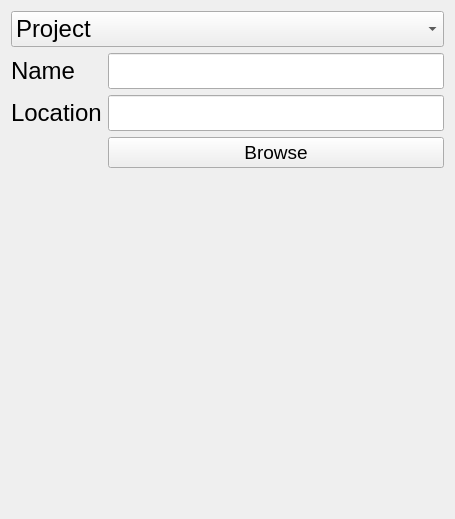
Qt form Inc/NewDialog.ui (FRC-836/QCP_File_Creator) before a commit.
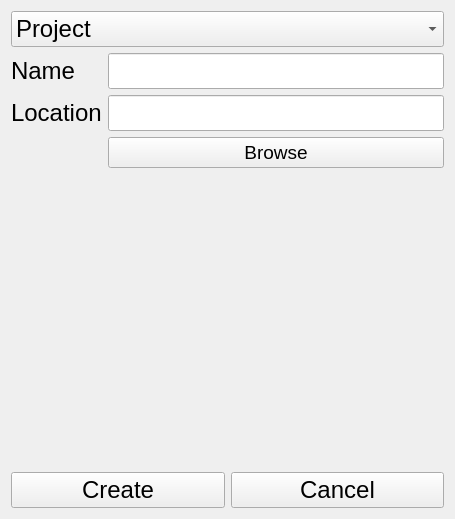
The same form after that commit.

Commit message: minor updates to a few UI pages. Several class files added that will be needed Constructor developed for UIs, so each can be shown

The edit to the form file:
```diff
--- a/Inc/NewDialog.ui
+++ b/Inc/NewDialog.ui
@@ -13,22 +13,34 @@
   <property name="windowTitle">
    <string>New</string>
   </property>
-  <layout class="QVBoxLayout" name="verticalLayout">
-   <item>
-    <widget class="QComboBox" name="cmbProjectType">
+  <layout class="QGridLayout" name="gridLayout">
+   <item row="2" column="0">
+    <widget class="QPushButton" name="btnCreate">
      <property name="font">
       <font>
        <pointsize>18</pointsize>
+       <weight>50</weight>
+       <bold>false</bold>
       </font>
      </property>
-     <item>
-      <property name="text">
-       <string>Project</string>
-      </property>
-     </item>
+     <property name="text">
+      <string>Create</string>
+     </property>
     </widget>
    </item>
-   <item>
+   <item row="2" column="1">
+    <widget class="QPushButton" name="btnCancel">
+     <property name="font">
+      <font>
+       <pointsize>18</pointsize>
+      </font>
+     </property>
+     <property name="text">
+      <string>Cancel</string>
+     </property>
+    </widget>
+   </item>
+   <item row="1" column="0" colspan="2">
     <layout class="QFormLayout" name="formLayout">
      <item row="0" column="0">
       <widget class="QLabel" name="lblName">
@@ -86,6 +98,20 @@
      </item>
     </layout>
    </item>
+   <item row="0" column="0" colspan="2">
+    <widget class="QComboBox" name="cmbProjectType">
+     <property name="font">
+      <font>
+       <pointsize>18</pointsize>
+      </font>
+     </property>
+     <item>
+      <property name="text">
+       <string>Project</string>
+      </property>
+     </item>
+    </widget>
+   </item>
   </layout>
  </widget>
  <resources/>
```
The commit also changes 16 other files.
